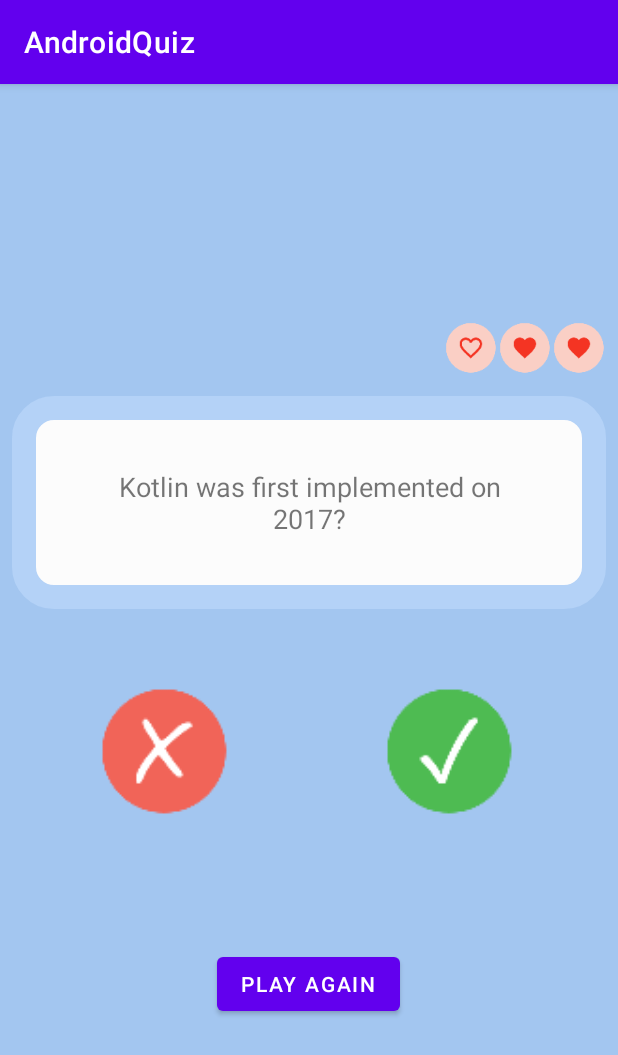
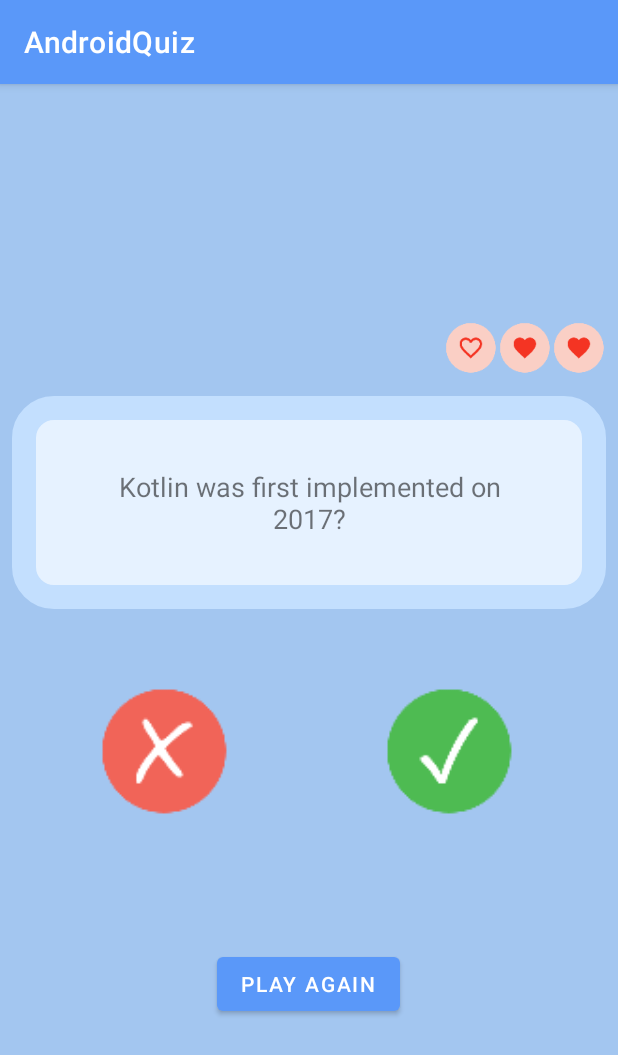
Before and after one commit to jomtz/MovieQuiz, an Android app: the screen it shows after launch (MainActivity), on a phone screen of 412 x 824 dp. Shown: the top 1055 px of the screen. Run offline under Robolectric (Android 15) with nearby library versions, the phone set to English and light mode, and no system bars.

Commit message:
Change UI Colors

```diff
--- a/app/src/main/res/drawable/rounded_corner_view.xml
+++ b/app/src/main/res/drawable/rounded_corner_view.xml
@@ -6,8 +6,8 @@
     <corners android:radius="20dp" />
 
     <!-- This is the border color -->
-    <stroke android:width="16dp" android:color="#B4D2F7" />
+    <stroke android:width="16dp" android:color="@color/blue_100" />
 
     <!--- This is the background color -->
-    <solid android:color="#fcfcfc" />
+    <solid android:color="@color/blue_50" />
 </shape>
--- a/app/src/main/res/values-night/themes.xml
+++ b/app/src/main/res/values-night/themes.xml
@@ -2,12 +2,12 @@
     <!-- Base application theme. -->
     <style name="Theme.AndroidQuiz" parent="Theme.MaterialComponents.DayNight.DarkActionBar">
         <!-- Primary brand color. -->
-        <item name="colorPrimary">@color/purple_200</item>
-        <item name="colorPrimaryVariant">@color/purple_700</item>
+        <item name="colorPrimary">@color/blue_200</item>
+        <item name="colorPrimaryVariant">@color/blue_800</item>
         <item name="colorOnPrimary">@color/black</item>
         <!-- Secondary brand color. -->
-        <item name="colorSecondary">@color/teal_200</item>
-        <item name="colorSecondaryVariant">@color/teal_200</item>
+        <item name="colorSecondary">@color/orange_200</item>
+        <item name="colorSecondaryVariant">@color/orange_200</item>
         <item name="colorOnSecondary">@color/black</item>
         <!-- Status bar color. -->
         <item name="android:statusBarColor" tools:targetApi="l">?attr/colorPrimaryVariant</item>
--- a/app/src/main/res/values/colors.xml
+++ b/app/src/main/res/values/colors.xml
@@ -1,10 +1,17 @@
 <?xml version="1.0" encoding="utf-8"?>
 <resources>
-    <color name="purple_200">#FFBB86FC</color>
-    <color name="purple_500">#FF6200EE</color>
-    <color name="purple_700">#FF3700B3</color>
-    <color name="teal_200">#FF03DAC5</color>
-    <color name="teal_700">#FF018786</color>
+    <color name="blue_50">#e6f2ff</color>
+    <color name="blue_100">#c3dffe</color>
+    <color name="blue_200">#9eccfe</color>
+    <color name="blue_300">#7cb7fc</color>
+    <color name="blue_500">#5a98f9</color>
+    <color name="blue_800">#4b66c3</color>
+
+    <color name="orange_200">#efc782</color>
+    <color name="orange_400">#e6a130</color>
+    <color name="orange_500">#e29118</color>
+    <color name="orange_700">#d87811</color>
+
     <color name="black">#FF000000</color>
     <color name="white">#FFFFFFFF</color>
     <color name="gray">#E5E5EB</color>
--- a/app/src/main/res/values/themes.xml
+++ b/app/src/main/res/values/themes.xml
@@ -2,12 +2,12 @@
     <!-- Base application theme. -->
     <style name="Theme.AndroidQuiz" parent="Theme.MaterialComponents.DayNight.DarkActionBar">
         <!-- Primary brand color. -->
-        <item name="colorPrimary">@color/purple_500</item>
-        <item name="colorPrimaryVariant">@color/purple_700</item>
+        <item name="colorPrimary">@color/blue_500</item>
+        <item name="colorPrimaryVariant">@color/blue_800</item>
         <item name="colorOnPrimary">@color/white</item>
         <!-- Secondary brand color. -->
-        <item name="colorSecondary">@color/teal_200</item>
-        <item name="colorSecondaryVariant">@color/teal_700</item>
+        <item name="colorSecondary">@color/orange_200</item>
+        <item name="colorSecondaryVariant">@color/orange_700</item>
         <item name="colorOnSecondary">@color/black</item>
         <!-- Status bar color. -->
         <item name="android:statusBarColor" tools:targetApi="l">?attr/colorPrimaryVariant</item>
```
